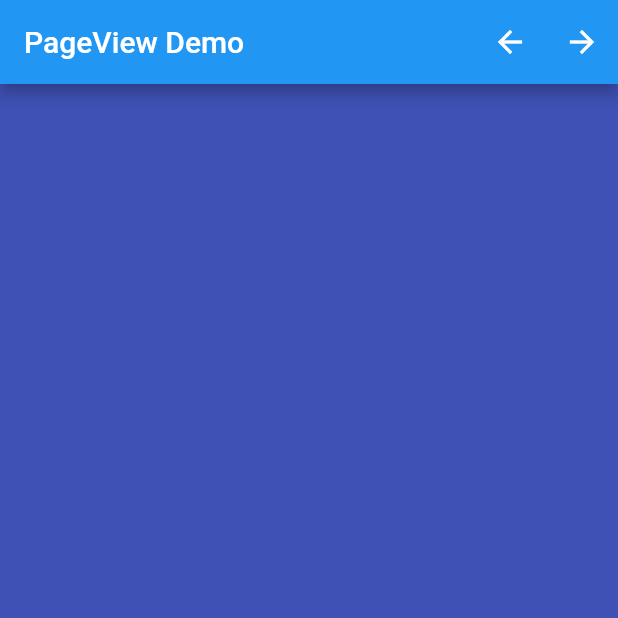
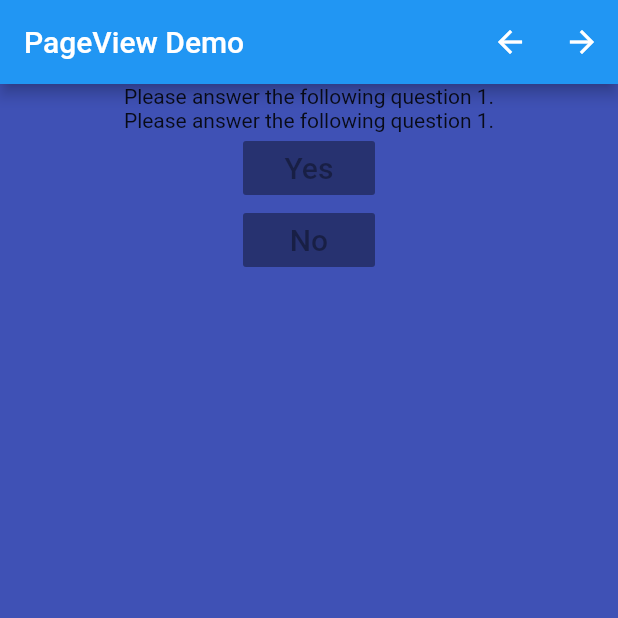
Before and after one commit to Endev-Brian-Kan/PageViewExercise, a Flutter app: the screen it shows after launch, on a phone screen of 412 x 824 dp, the top half of it. Run offline on Flutter 3.47's test engine with Material 2 defaults, Android fonts, the phone set to English and light mode, and no system bars.

Commit message:
Added 2 buttons and text

```diff
--- a/lib/main.dart
+++ b/lib/main.dart
@@ -15,6 +15,8 @@ class _HomePageState extends State<HomePage> {
 
   @override
   Widget build(BuildContext context) {
+    var questions = ["Question 1?", "Question 2?", "Question 3?"];
+
     return Scaffold(
         appBar: AppBar(title: Text('PageView Demo'), actions: [
           IconButton(
@@ -42,15 +44,57 @@ class _HomePageState extends State<HomePage> {
             });
             print(pageChanged);
           },
-          children: [
+          children: <Widget>[
             Container(
               color: Colors.indigo,
+              child: Column(
+                children: <Widget>[
+                  Text("Please answer the following question 1."),
+                  Text("Please answer the following question 1."),
+                  const RaisedButton(
+                    onPressed: null,
+                    child: Text('Yes', style: TextStyle(fontSize: 20)),
+                  ),
+                  const RaisedButton(
+                    onPressed: null,
+                    child: Text('No', style: TextStyle(fontSize: 20)),
+                  ),
+                ],
+              ),
             ),
             Container(
               color: Colors.red,
+              child: Column(
+                children: <Widget>[
+                  Text("Please answer the following question 2."),
+                  Text("Please answer the following question 2."),
+                  const RaisedButton(
+                    onPressed: null,
+                    child: Text('Yes', style: TextStyle(fontSize: 20)),
+                  ),
+                  const RaisedButton(
+                    onPressed: null,
+                    child: Text('No', style: TextStyle(fontSize: 20)),
+                  ),
+                ],
+              ),
             ),
             Container(
               color: Colors.brown,
+              child: Column(
+                children: <Widget>[
+                  Text("Please answer the following question 3."),
+                  Text("Please answer the following question 3."),
+                  const RaisedButton(
+                    onPressed: null,
+                    child: Text('Yes', style: TextStyle(fontSize: 20)),
+                  ),
+                  const RaisedButton(
+                    onPressed: null,
+                    child: Text('No', style: TextStyle(fontSize: 20)),
+                  ),
+                ],
+              ),
             )
           ],
         ));
```
